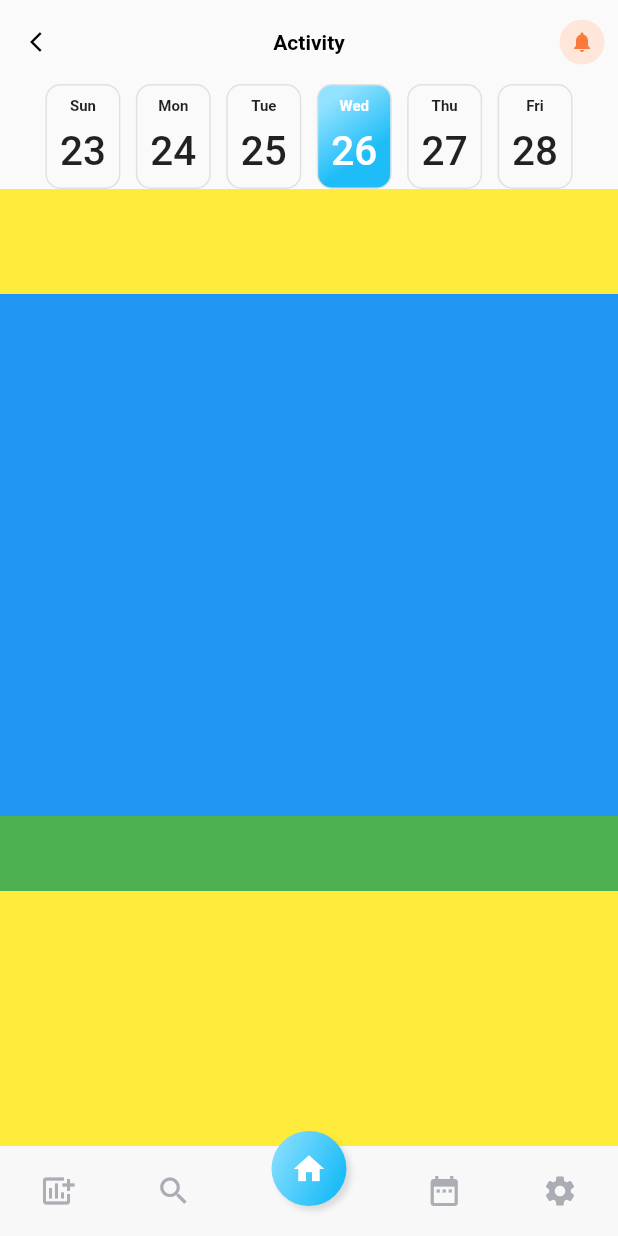
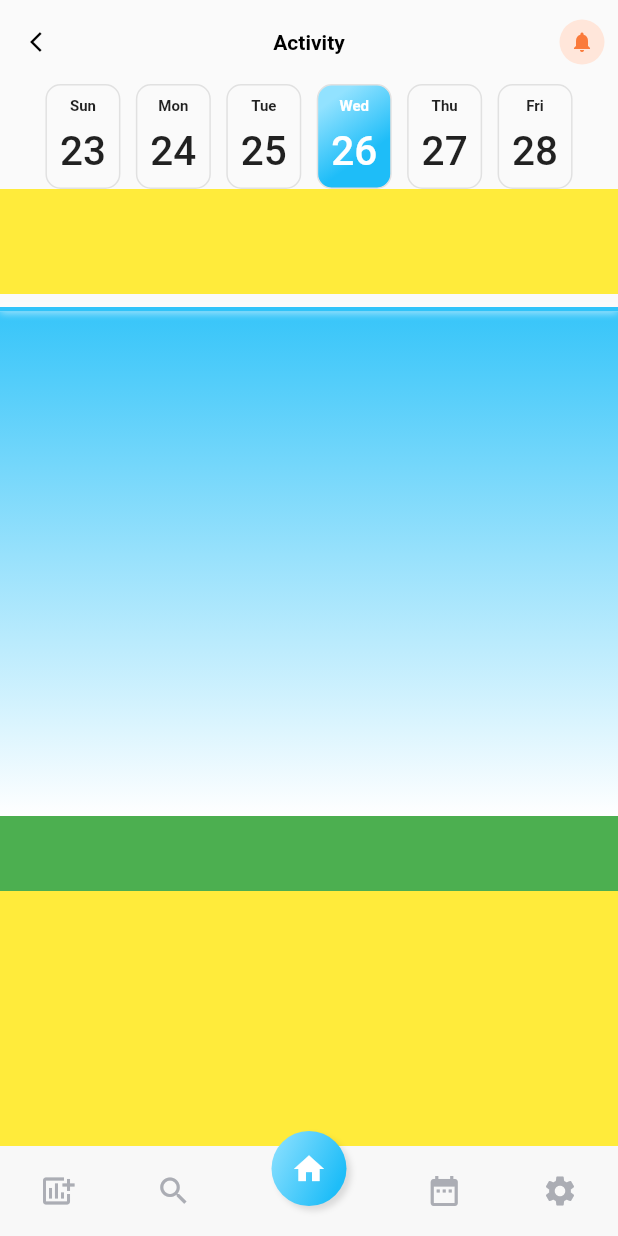
Before and after one commit to flutterwithdraig/FitnessTracker, a Flutter app: the screen it shows after launch, after a tap on the "home" icon, after a tap on "Running", on a phone screen of 412 x 824 dp. Run offline on Flutter 3.47's test engine with Material 2 defaults, Android fonts, the phone set to English and light mode, and no system bars.

Commit message:
Episode 4

```diff
--- a/lib/pages/details/widgets/dates.dart
+++ b/lib/pages/details/widgets/dates.dart
@@ -1,3 +1,4 @@
+import 'package:fitness_tracker/helpers.dart';
 import 'package:fitness_tracker/helpers.dart';
 import 'package:flutter/material.dart';
 
--- a/lib/pages/details/widgets/graph.dart
+++ b/lib/pages/details/widgets/graph.dart
@@ -1,3 +1,5 @@
+import 'dart:math';
+import 'dart:ui' as ui;
 import 'package:flutter/material.dart';
 
 class Graph extends StatelessWidget {
@@ -6,11 +8,177 @@ class Graph extends StatelessWidget {
   @override
   Widget build(BuildContext context) {
     return Expanded(
-      child: Container(
+      child: SizedBox(
         width: double.infinity,
-        height: 200,
-        color: Colors.blue,
+        child: GraphArea(),
       ),
     );
   }
 }
+
+class GraphArea extends StatefulWidget {
+  const GraphArea({Key? key}) : super(key: key);
+
+  @override
+  _GraphAreaState createState() => _GraphAreaState();
+}
+
+class _GraphAreaState extends State<GraphArea>
+    with SingleTickerProviderStateMixin {
+  late AnimationController _animationController;
+
+  List<DataPoint> data = [
+    DataPoint(day: 1, steps: Random().nextInt(100)),
+    DataPoint(day: 2, steps: Random().nextInt(100)),
+    DataPoint(day: 3, steps: Random().nextInt(100)),
+    DataPoint(day: 4, steps: Random().nextInt(100)),
+    DataPoint(day: 5, steps: Random().nextInt(100)),
+    DataPoint(day: 6, steps: Random().nextInt(100)),
+    DataPoint(day: 7, steps: Random().nextInt(100)),
+    DataPoint(day: 8, steps: Random().nextInt(100)),
+  ];
+
+  @override
+  void initState() {
+    super.initState();
+    _animationController = AnimationController(
+        vsync: this, duration: Duration(milliseconds: 2500));
+    _animationController.forward();
+  }
+
+  @override
+  void dispose() {
+    _animationController.dispose();
+    super.dispose();
+  }
+
+  @override
+  Widget build(BuildContext context) {
+    return GestureDetector(
+      onTap: () {
+        _animationController.forward(from: 0.0);
+      },
+      child: CustomPaint(
+        painter: GraphPainter(_animationController.view, data: data),
+      ),
+    );
+  }
+}
+
+class GraphPainter extends CustomPainter {
+  final List<DataPoint> data;
+  final Animation<double> _size;
+  final Animation<double> _dotSize;
+
+  GraphPainter(Animation<double> animation, {required this.data})
+      : _size = Tween<double>(begin: 0, end: 1).animate(
+          CurvedAnimation(
+            parent: animation,
+            curve: Interval(0.0, 0.75, curve: Curves.easeInOutCubicEmphasized),
+          ),
+        ),
+        _dotSize = Tween<double>(begin: 0, end: 1).animate(
+          CurvedAnimation(
+            parent: animation,
+            curve: Interval(0.75, 1, curve: Curves.easeInOutCubicEmphasized),
+          ),
+        ),
+        super(repaint: animation);
+
+  @override
+  void paint(Canvas canvas, Size size) {
+    var xSpacing = size.width / (data.length - 1);
+
+    var maxSteps = data
+        .fold<DataPoint>(data[0], (p, c) => p.steps > c.steps ? p : c)
+        .steps;
+
+    var yRatio = size.height / maxSteps;
+    var curveOffset = xSpacing * 0.3;
+
+    List<Offset> offsets = [];
+
+    var cx = 0.0;
+    for (int i = 0; i < data.length; i++) {
+      var y = size.height - (data[i].steps * yRatio * _size.value);
+
+      offsets.add(Offset(cx, y));
+      cx += xSpacing;
+    }
+
+    Paint linePaint = Paint()
+      ..color = Color(0xff30c3f9)
+      ..style = PaintingStyle.stroke
+      ..strokeWidth = 3.0;
+
+    Paint shadowPaint = Paint()
+      ..color = Colors.white
+      ..style = PaintingStyle.stroke
+      ..maskFilter = ui.MaskFilter.blur(ui.BlurStyle.solid, 3)
+      ..strokeWidth = 3.0;
+
+    Paint fillPaint = Paint()
+      ..shader = ui.Gradient.linear(
+        Offset(size.width / 2, 0),
+        Offset(size.width / 2, size.height),
+        [
+          Color(0xff30c3f9),
+          Colors.white,
+        ],
+      )
+      ..color = Colors.blue
+      ..style = PaintingStyle.fill;
+
+    Paint dotOutlinePaint = Paint()
+      ..color = Colors.white.withAlpha(200)
+      ..strokeWidth = 8;
+
+    Paint dotCenter = Paint()
+      ..color = Color(0xff30c3f9)
+      ..strokeWidth = 8;
+
+    Path linePath = Path();
+
+    Offset cOffset = offsets[0];
+
+    linePath.moveTo(cOffset.dx, cOffset.dy);
+
+    for (int i = 1; i < offsets.length; i++) {
+      var x = offsets[i].dx;
+      var y = offsets[i].dy;
+      var c1x = cOffset.dx + curveOffset;
+      var c1y = cOffset.dy;
+      var c2x = x - curveOffset;
+      var c2y = y;
+
+      linePath.cubicTo(c1x, c1y, c2x, c2y, x, y);
+      cOffset = offsets[i];
+    }
+
+    Path fillPath = Path.from(linePath);
+    fillPath.lineTo(size.width, size.height);
+    fillPath.lineTo(0, size.height);
+
+    canvas.drawPath(fillPath, fillPaint);
+    canvas.drawPath(linePath, shadowPaint);
+    canvas.drawPath(linePath, linePaint);
+
+    canvas.drawCircle(offsets[4], 15 * _dotSize.value, dotOutlinePaint);
+    canvas.drawCircle(offsets[4], 6 * _dotSize.value, dotCenter);
+  }
+
+  @override
+  bool shouldRepaint(covariant CustomPainter oldDelegate) {
+    return true;
+  }
+}
+
+class DataPoint {
+  final int day;
+  final int steps;
+
+  DataPoint({
+    required this.day,
+    required this.steps,
+  });
+}
```
